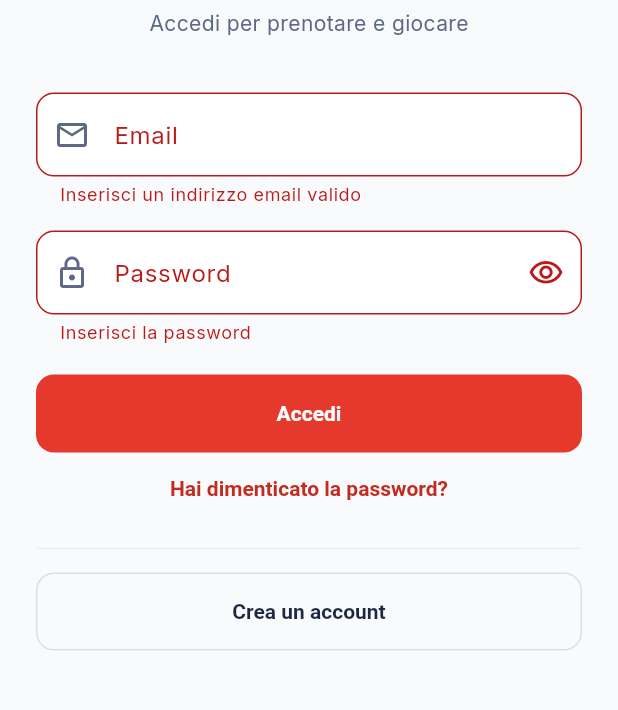
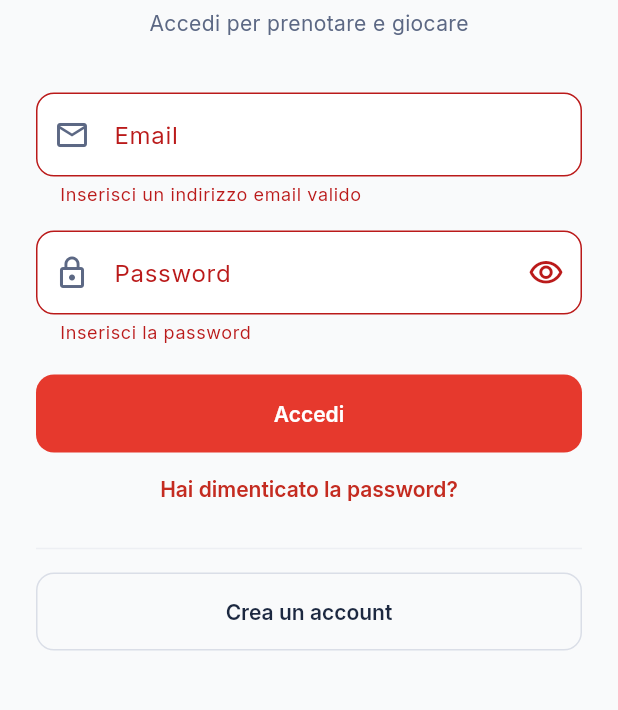
Before and after one commit to smoroni72/crpadel-mobile, a Flutter app: the screen it shows after launch, after a tap on "Accedi", on a phone screen of 412 x 824 dp, the part 395-1105 px from its top. Run offline on Flutter 3.47's test engine with Material 3 defaults, Android fonts, the phone set to English and light mode, and no system bars; our stand-ins replace cookie_jar, dio, dio_cookie_manager, flutter_riverpod, flutter_secure_storage, freezed_annotation and 1 more; network calls fail.

Commit message:
fix: keep the brand font in button labels
ButtonStyle.textStyle replaces the default label style instead of
merging with it, so buttons fell back to the platform font.

Co-Authored-By: Claude Opus 5.5 <noreply@anthropic.com>

```diff
--- a/lib/core/theme/app_theme.dart
+++ b/lib/core/theme/app_theme.dart
@@ -97,6 +97,12 @@ abstract final class AppTheme {
             fontWeight: FontWeight.w600,
           ),
         );
+    // Lo stile del testo dei pulsanti sostituisce quello predefinito invece
+    // di unirsi: deve portarsi dietro il font del brand.
+    final buttonText = textTheme.labelLarge?.copyWith(
+      fontFamily: brand.bodyFont,
+      fontWeight: FontWeight.w600,
+    );
     return base.copyWith(
       scaffoldBackgroundColor: c.background,
       textTheme: textTheme,
@@ -142,7 +148,7 @@ abstract final class AppTheme {
           foregroundColor: c.onPrimary,
           elevation: 0,
           shape: controlShape,
-          textStyle: const TextStyle(fontWeight: FontWeight.w600),
+          textStyle: buttonText,
         ),
       ),
       outlinedButtonTheme: OutlinedButtonThemeData(
@@ -151,14 +157,14 @@ abstract final class AppTheme {
           foregroundColor: c.text,
           side: BorderSide(color: c.border),
           shape: controlShape,
-          textStyle: const TextStyle(fontWeight: FontWeight.w600),
+          textStyle: buttonText,
         ),
       ),
       textButtonTheme: TextButtonThemeData(
         style: TextButton.styleFrom(
           foregroundColor: c.primaryText,
           minimumSize: const Size(44, 44),
-          textStyle: const TextStyle(fontWeight: FontWeight.w600),
+          textStyle: buttonText,
         ),
       ),
       chipTheme: ChipThemeData(
```
Also changed, not shown: lib/core/widgets/section_title.dart (deleted, +0 -17 lines), 1 other file.
